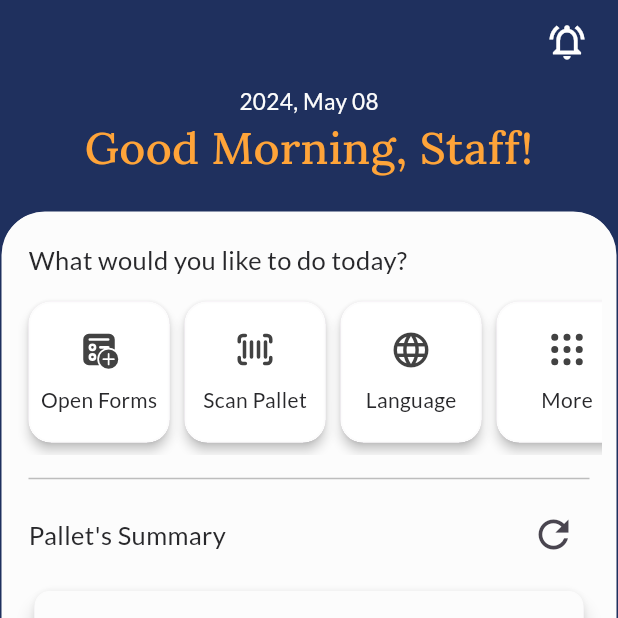
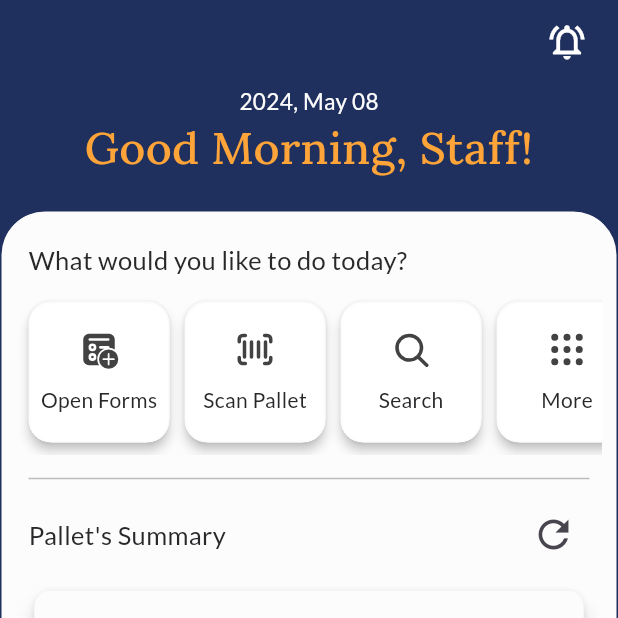
Before and after one commit to AfiqNSE/store_management_flutter_app, a Flutter app: the HomeView screen opened directly, on a phone screen of 412 x 824 dp, the top half of it. Run offline on Flutter 3.47's test engine with Material 3 defaults, Android fonts, the phone set to English and light mode, and no system bars; our stand-ins replace dropdown_button2, firebase_core, firebase_messaging, fluentui_system_icons, flutter_local_notifications, flutter_secure_storage and 3 more; missing offline and left inert: flutter_barcode_scanner, syncfusion_flutter_signaturepad; accounts and stored records are empty; network calls fail; project files that could hold a hidden picture were left out.

Commit message:
Update home page

```diff
--- a/lib/view/home/home_view.dart
+++ b/lib/view/home/home_view.dart
@@ -12,6 +12,7 @@ import 'package:store_management_system/utils/main_utils.dart';
 import 'package:store_management_system/utils/storage_utils.dart';
 import 'package:store_management_system/view/home/notification_view.dart';
 import 'package:store_management_system/view/pallet/pallet_form.dart';
+import 'package:store_management_system/view/search_history/search_history_view.dart';
 
 // TODO: change snackbars to something else
 
@@ -113,9 +114,12 @@ class _HomeViewState extends State<HomeView> {
               icon: FluentIcons.barcode_scanner_24_filled,
             ),
             createQuickAction(
-              'Language',
-              onTap: () {},
-              icon: Icons.language_outlined,
+              'Search',
+              onTap: () {
+                Navigator.of(context).push(MaterialPageRoute(
+                    builder: (context) => const PalletHistoryView()));
+              },
+              icon: FluentIcons.search_24_filled,
             ),
             createQuickAction(
               'More',
```
